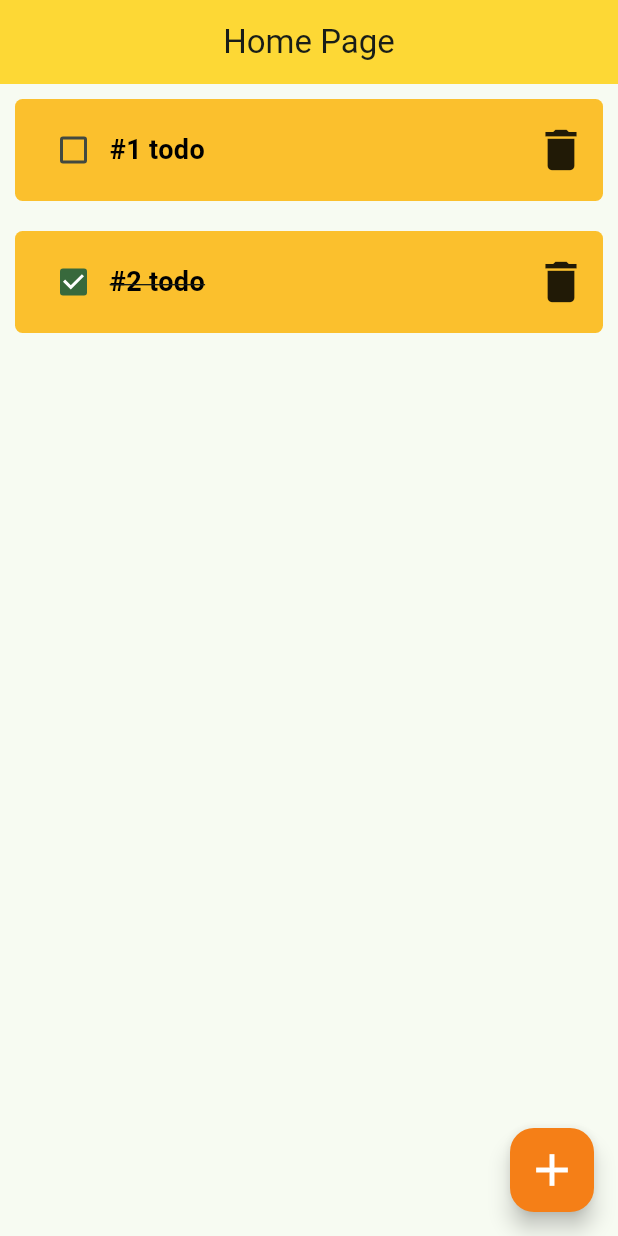
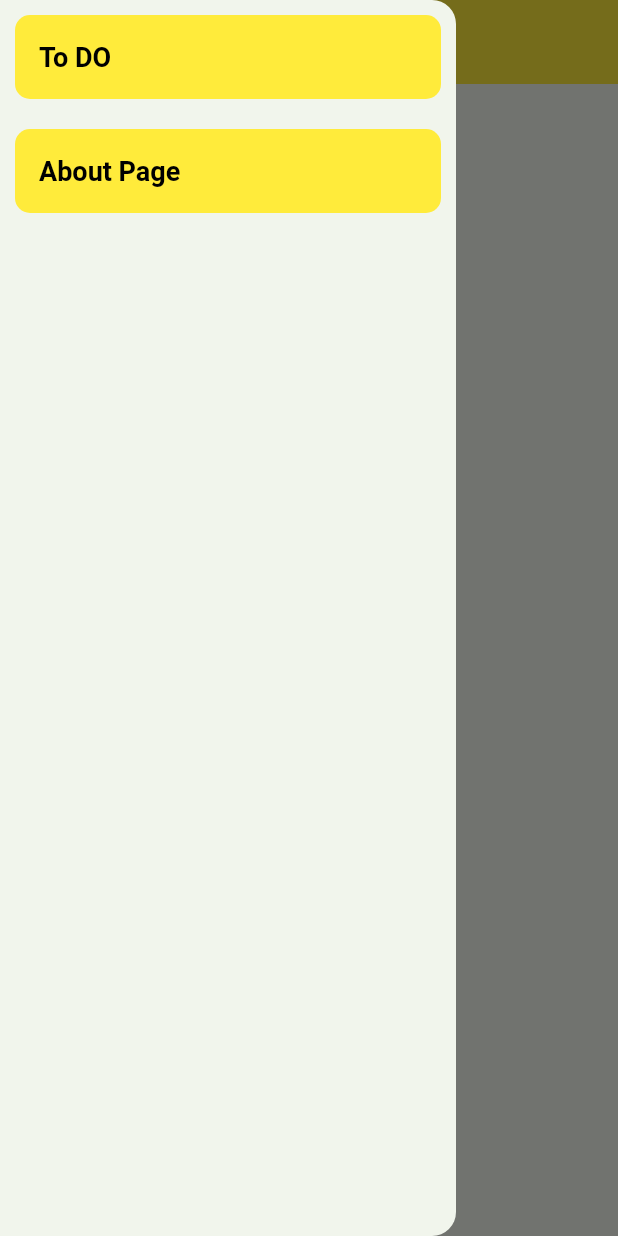
Before and after one commit to celociousalltrin/Todofy, a Flutter app: the screen it shows after launch, with the side drawer open (before the commit the screen has no drawer), on a phone screen of 412 x 824 dp. Run offline on Flutter 3.47's test engine with Material 3 defaults, Android fonts, the phone set to English and light mode, and no system bars.

```diff
--- a/lib/main.dart
+++ b/lib/main.dart
@@ -1,5 +1,5 @@
 import 'package:flutter/material.dart';
-import 'package:flutter_application_1/pages/home.dart';
+import 'package:flutter_application_1/pages/index.dart';
 
 void main() {
   runApp(const MainApp());
@@ -18,7 +18,7 @@ class MainApp extends StatelessWidget {
       title: "My FLutter App",
       theme: myTheme,
       debugShowCheckedModeBanner: false,
-      home: Homepage(),
+      home: AppMainPage(),
     );
   }
 }
--- /dev/null
+++ b/lib/pages/index.dart
@@ -0,0 +1,65 @@
+import 'package:flutter/material.dart';
+import 'package:flutter_application_1/pages/About.dart';
+import 'package:flutter_application_1/pages/home.dart';
+
+class AppMainPage extends StatefulWidget {
+  const AppMainPage({super.key});
+
+  @override
+  State<AppMainPage> createState() => _AppMainPageState();
+}
+
+class _AppMainPageState extends State<AppMainPage> {
+  @override
+  Widget build(BuildContext context) {
+    return Scaffold(
+      appBar: AppBar(
+        title: const Text("Main App Bar"),
+        backgroundColor: Colors.yellow,
+        centerTitle: true,
+      ),
+      drawer: Drawer(
+        child: ListView(
+          children: [
+            Container(
+              margin: const EdgeInsets.all(10),
+              decoration: BoxDecoration(
+                  color: Colors.yellow,
+                  borderRadius: BorderRadius.circular(10.0)),
+              child: ListTile(
+                title: const Text("To DO"),
+                titleTextStyle: const TextStyle(
+                    fontSize: 18,
+                    color: Colors.black,
+                    fontWeight: FontWeight.bold),
+                onTap: () {
+                  Navigator.of(context).pop();
+                  Navigator.push(context,
+                      MaterialPageRoute(builder: (context) => Homepage()));
+                },
+              ),
+            ),
+            Container(
+              margin: const EdgeInsets.all(10),
+              decoration: BoxDecoration(
+                  color: Colors.yellow,
+                  borderRadius: BorderRadius.circular(10.0)),
+              child: ListTile(
+                title: const Text("About Page"),
+                titleTextStyle: const TextStyle(
+                    fontSize: 18,
+                    color: Colors.black,
+                    fontWeight: FontWeight.bold),
+                onTap: () {
+                  Navigator.of(context).pop();
+                  Navigator.push(context,
+                      MaterialPageRoute(builder: (context) => AboutPage()));
+                },
+              ),
+            )
+          ],
+        ),
+      ),
+    );
+  }
+}
```
Also changed, not shown: lib/pages/about.dart (added, +22 -0 lines).
